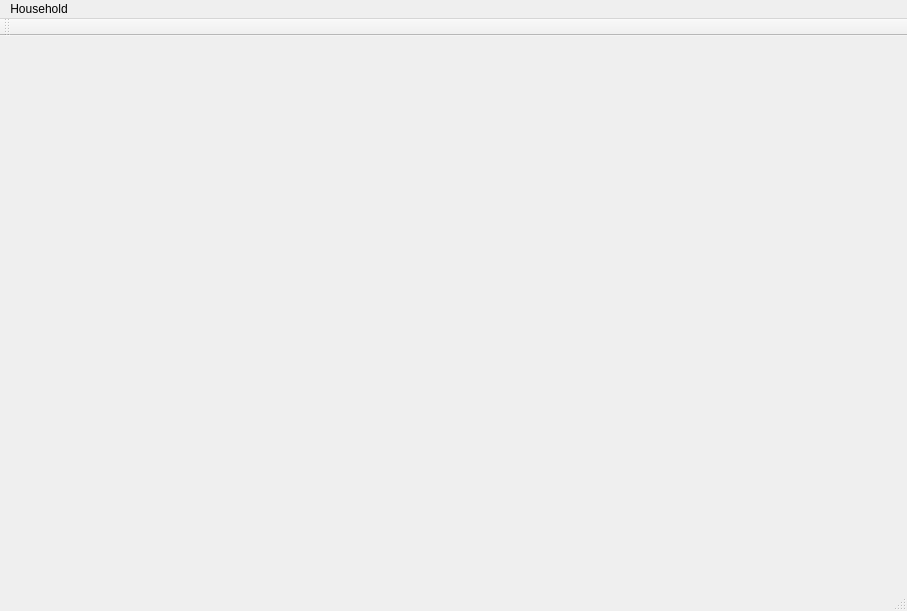
sandroKa/SE, file mainwindow.ui: the form before one commit.
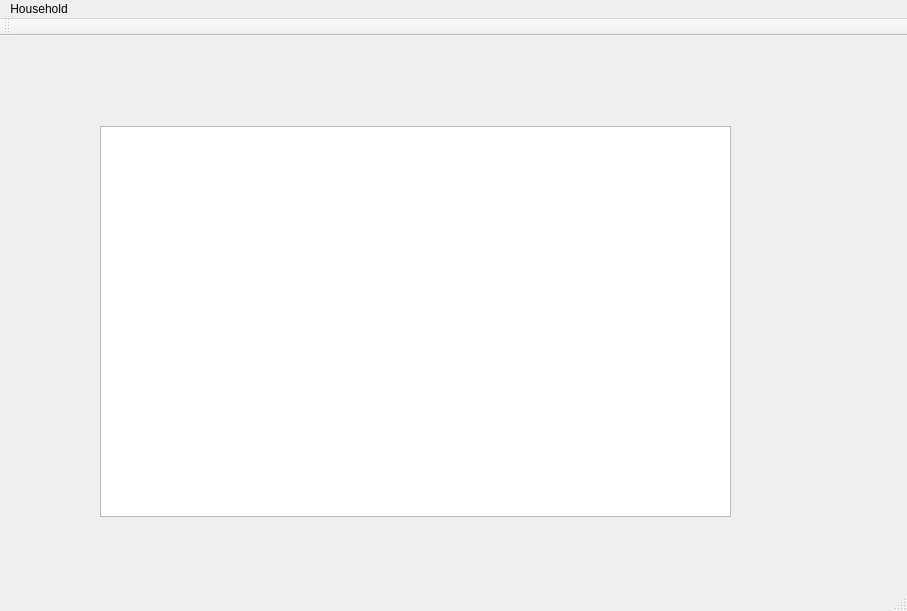
The form after the commit.

The edit to the form file:
```diff
--- a/mainwindow.ui
+++ b/mainwindow.ui
@@ -13,7 +13,18 @@
   <property name="windowTitle">
    <string>MainWindow</string>
   </property>
-  <widget class="QWidget" name="centralWidget"/>
+  <widget class="QWidget" name="centralWidget">
+   <widget class="QTableView" name="tableView">
+    <property name="geometry">
+     <rect>
+      <x>100</x>
+      <y>90</y>
+      <width>631</width>
+      <height>391</height>
+     </rect>
+    </property>
+   </widget>
+  </widget>
   <widget class="QMenuBar" name="menuBar">
    <property name="geometry">
     <rect>
```
